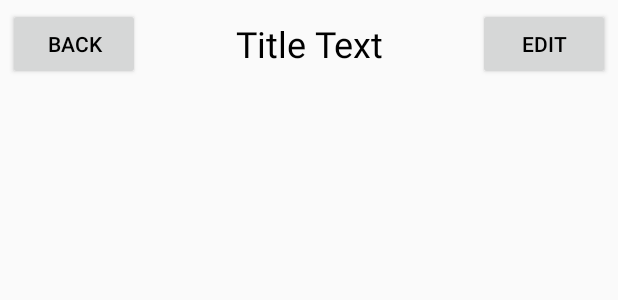
After one commit to liudebin2010/SkeletonApp4Android, an Android app: the layout activity_custom_control4title.xml on its own in the app's theme, with its tools: preview values and no code run, on a phone screen of 412 x 824 dp. The commit adds this screen. Shown: the top 300 px of the screen. Run offline under Robolectric (Android 15) with nearby library versions, the phone set to English and light mode, and no system bars.

Commit message:
添加自定义控件

```diff
--- a/app/build.gradle
+++ b/app/build.gradle
@@ -33,6 +33,9 @@ dependencies {
     implementation 'androidx.appcompat:appcompat:1.2.0'
     implementation 'androidx.constraintlayout:constraintlayout:2.0.1'
     implementation 'com.squareup.okhttp3:okhttp:4.9.0'
+    implementation 'com.google.android.material:material:1.0.0'
+    implementation 'androidx.navigation:navigation-fragment:2.1.0'
+    implementation 'androidx.navigation:navigation-ui:2.1.0'
     testImplementation 'junit:junit:4.13'
     androidTestImplementation 'androidx.test.ext:junit:1.1.2'
     androidTestImplementation 'androidx.test.espresso:espresso-core:3.3.0'
--- a/app/src/main/java/com/v51das/android/skeletonapp/activities/MainActivity.java
+++ b/app/src/main/java/com/v51das/android/skeletonapp/activities/MainActivity.java
@@ -36,6 +36,9 @@ public class MainActivity extends BaseActivity implements View.OnClickListener {
 
         Button parcelableActivity4Result = findViewById(R.id.parcelableActivity4Result);
         parcelableActivity4Result.setOnClickListener(this);
+
+        Button customControl4Title = findViewById(R.id.customControl4Title);
+        customControl4Title.setOnClickListener(this);
     }
 
     //**********************************************start-菜单********************************//
@@ -90,6 +93,9 @@ public class MainActivity extends BaseActivity implements View.OnClickListener {
                 parIntent.putExtra("par2person_data", pp);
                 startActivityForResult(parIntent, 2);
                 break;
+            case R.id.customControl4Title:
+                Intent cusIntent = new Intent(MainActivity.this, CustomControl4Title.class);
+                startActivity(cusIntent);
         }
     }
 
--- /dev/null
+++ b/app/src/main/java/com/v51das/android/skeletonapp/layout/TitleLayout.java
@@ -0,0 +1,40 @@
+package com.v51das.android.skeletonapp.layout;
+
+import android.app.Activity;
+import android.content.Context;
+import android.util.AttributeSet;
+import android.view.LayoutInflater;
+import android.view.View;
+import android.widget.Button;
+import android.widget.LinearLayout;
+import android.widget.Toast;
+
+import androidx.annotation.Nullable;
+
+import com.v51das.android.skeletonapp.R;
+
+public class TitleLayout extends LinearLayout {
+
+    public TitleLayout(Context context, @Nullable AttributeSet attrs) {
+        super(context, attrs);
+        LayoutInflater.from(context).inflate(R.layout.control4title, this);
+
+        Button titleBack = findViewById(R.id.title_back);
+        Button titleEdit = findViewById(R.id.title_edit);
+
+        titleBack.setOnClickListener(new OnClickListener() {
+            @Override
+            public void onClick(View v) {
+                ((Activity) getContext()).finish();
+            }
+        });
+
+        titleEdit.setOnClickListener(new OnClickListener() {
+            @Override
+            public void onClick(View v) {
+                Toast.makeText(getContext(), "You clicked Edit button", Toast.LENGTH_SHORT).show();
+            }
+        });
+    }
+
+}
--- /dev/null
+++ b/app/src/main/res/layout/activity_custom_control4title.xml
@@ -0,0 +1,10 @@
+<?xml version="1.0" encoding="utf-8"?>
+<LinearLayout android:layout_width="match_parent"
+    android:layout_height="match_parent"
+    xmlns:android="http://schemas.android.com/apk/res/android">
+
+    <com.v51das.android.skeletonapp.layout.TitleLayout
+        android:layout_width="match_parent"
+        android:layout_height="wrap_content" />
+
+</LinearLayout>
--- /dev/null
+++ b/app/src/main/res/layout/control4title.xml
@@ -0,0 +1,36 @@
+<?xml version="1.0" encoding="utf-8"?>
+<LinearLayout xmlns:android="http://schemas.android.com/apk/res/android"
+    android:layout_width="match_parent"
+    android:layout_height="match_parent">
+
+    <Button
+        android:id="@+id/title_back"
+        android:layout_width="wrap_content"
+        android:layout_height="wrap_content"
+        android:layout_gravity="center"
+        android:layout_margin="5dp"
+
+        android:text="Back"
+        android:textColor="#000" />
+
+    <TextView
+        android:id="@+id/title_text"
+        android:layout_width="0dp"
+        android:layout_height="wrap_content"
+        android:layout_gravity="center"
+        android:layout_weight="1"
+        android:gravity="center"
+        android:text="@string/title_text"
+        android:textColor="#000"
+        android:textSize="24sp" />
+
+    <Button
+        android:id="@+id/title_edit"
+        android:layout_width="wrap_content"
+        android:layout_height="wrap_content"
+        android:layout_gravity="center"
+        android:layout_margin="5dp"
+        android:text="Edit"
+        android:textColor="#000" />
+
+</LinearLayout>
--- a/app/src/main/res/values/styles.xml
+++ b/app/src/main/res/values/styles.xml
@@ -7,4 +7,13 @@
         <item name="colorAccent">@color/colorAccent</item>
     </style>
 
+    <style name="AppTheme.NoActionBar">
+        <item name="windowActionBar">false</item>
+        <item name="windowNoTitle">true</item>
+    </style>
+
+    <style name="AppTheme.AppBarOverlay" parent="ThemeOverlay.AppCompat.Dark.ActionBar" />
+
+    <style name="AppTheme.PopupOverlay" parent="ThemeOverlay.AppCompat.Light" />
+
 </resources>
--- a/build.gradle
+++ b/build.gradle
@@ -5,7 +5,7 @@ buildscript {
         jcenter()
     }
     dependencies {
-        classpath "com.android.tools.build:gradle:4.0.1"
+        classpath 'com.android.tools.build:gradle:4.0.2'
 
         // NOTE: Do not place your application dependencies here; they belong
         // in the individual module build.gradle files
```
Also changed, not shown: app/src/main/AndroidManifest.xml (+9 -4 lines), app/src/main/java/com/v51das/android/skeletonapp/activities/CustomControl4Title.java (added, +24 -0 lines), app/src/main/res/layout/activity_main.xml (+9 -2 lines), app/src/main/res/navigation/nav_graph.xml (added, +28 -0 lines), app/src/main/res/values/strings.xml (+11 -0 lines).
